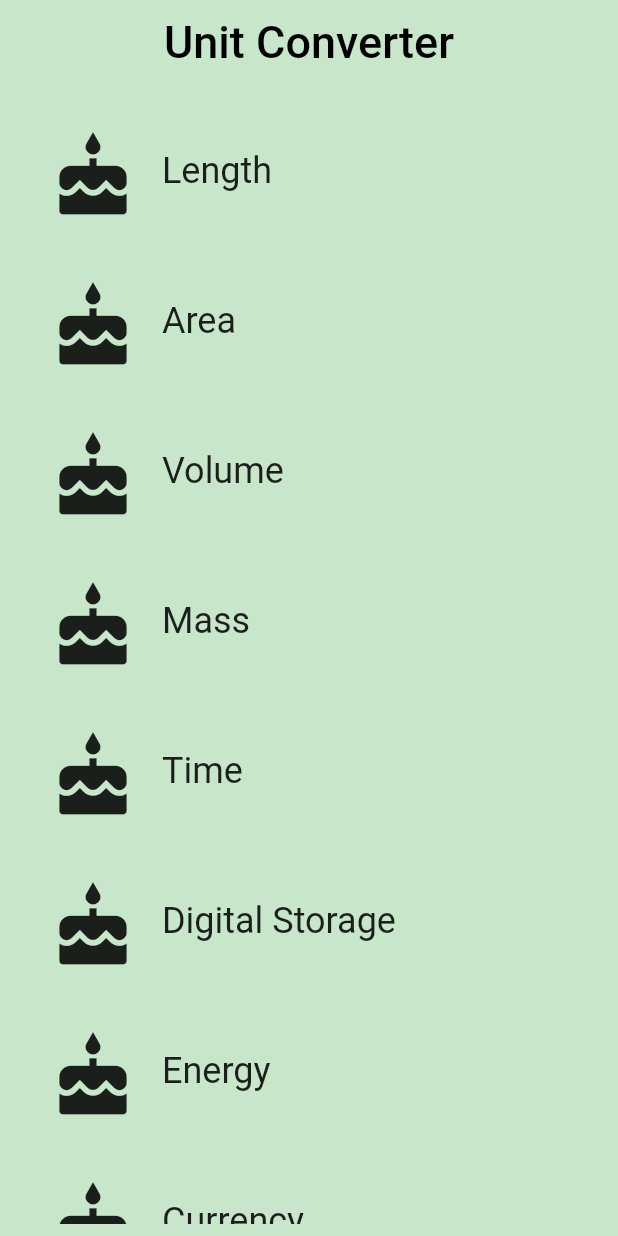
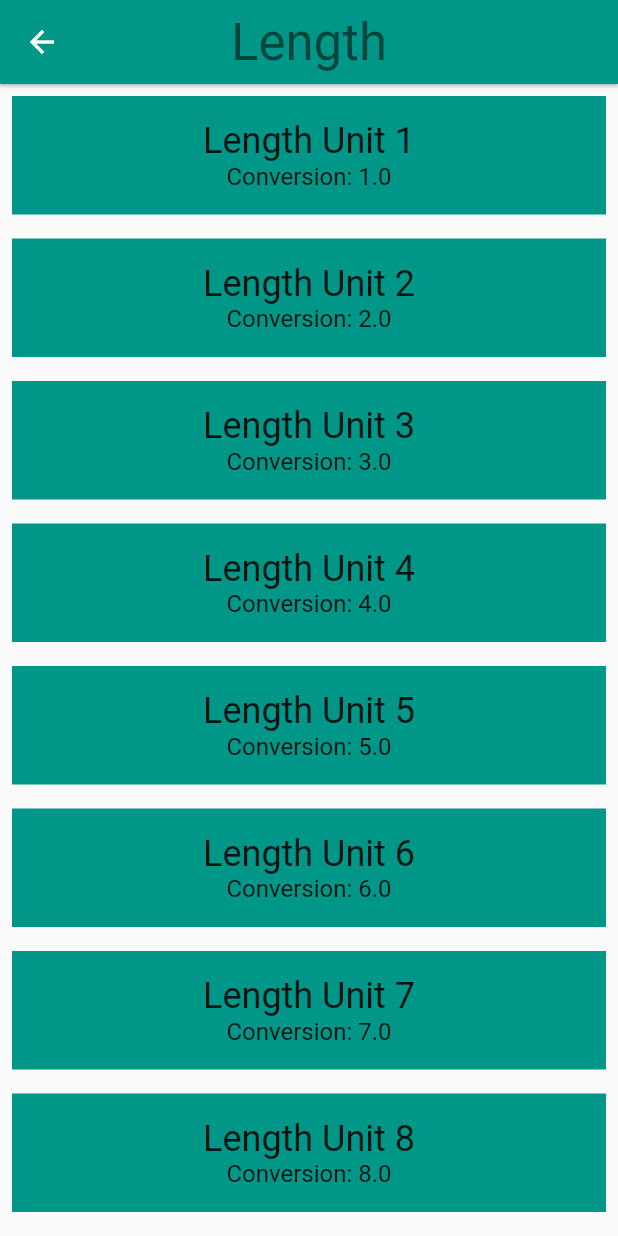
Before and after one commit to victorgvieira/UdacityBuildNativeMobileAppswithFlutter, a Flutter app: the screen it shows after launch, after a tap on "Length", on a phone screen of 412 x 824 dp. Run offline on Flutter 3.47's test engine with Material 2 defaults, Android fonts, the phone set to English and light mode, and no system bars.

Commit message:
:sparkle: Quiz: Code Navigation for the Unit Converter

```diff
--- a/hello_rectangle/lib/category.dart
+++ b/hello_rectangle/lib/category.dart
@@ -5,6 +5,8 @@
 // To keep your imports tidy, follow the ordering guidelines at
 // https://www.dartlang.org/guides/language/effective-dart/style#ordering
 import 'package:flutter/material.dart';
+import 'package:hello_rectangle/converter_route.dart';
+import 'package:hello_rectangle/unit.dart';
 import 'package:meta/meta.dart';
 
 /// A custom [Category] widget.
@@ -20,8 +22,10 @@ const _textSize = 24.0;
 class Category extends StatelessWidget {
   final String categoryName;
   final IconData categoryIcon;
+
   // DONE Step 3.6: This type was changed in order accept MaterialColor and MaterialAccentColor
   final ColorSwatch categoryColor;
+  final List<Unit> units;
 
   /// Creates a [Category].
   ///
@@ -29,13 +33,41 @@ class Category extends StatelessWidget {
   /// the UI, and the icon that represents it (e.g. a ruler).
   // DONE Step 2.2: You'll need the name, color, and iconLocation from main.dart
   // NOTE: put variables in {} means that they are optional and named
-  const Category(
-      {@required this.categoryName,
-      @required this.categoryIcon,
-      @required this.categoryColor})
-      : assert(categoryColor != null),
-        assert(categoryName != null),
-        assert(categoryIcon != null);
+  const Category({
+    Key key,
+    @required this.categoryName,
+    @required this.categoryColor,
+    @required this.categoryIcon,
+    @required this.units,
+  })  : assert(categoryName != null),
+        assert(categoryColor != null),
+        assert(categoryIcon != null),
+        assert(units != null),
+        super(key: key);
+
+  /// Navigates to the [ConverterRoute].
+  void _navigateToConverter(BuildContext context) {
+    // DONE 4.0: Using the Navigator, navigate to the [ConverterRoute]
+    Navigator.push(context, MaterialPageRoute(
+      builder: (BuildContext context) {
+        return Scaffold(
+          appBar: AppBar(
+            centerTitle: true,
+            backgroundColor: categoryColor,
+            elevation: 1.0,
+            title: Text(
+              categoryName,
+              style: Theme.of(context).textTheme.display1,
+            ),
+          ),
+          body: ConverterRoute(
+            color: categoryColor,
+            units: units,
+          ),
+        );
+      },
+    ));
+  }
 
   /// Builds a custom widget that shows [Category] information.
   ///
@@ -55,8 +87,11 @@ class Category extends StatelessWidget {
           padding: EdgeInsets.all(8),
           child: InkWell(
             borderRadius: BorderRadius.circular(_borderRadius),
+            // We can use either the () => function() or the () { function(); }
+            // syntax.
+            // DONE Step 4.1: Update this onTap property to call _navigateToConverter()
             onTap: () {
-              print('I was tapped!');
+              _navigateToConverter(context);
             },
             splashColor: categoryColor,
             highlightColor: categoryColor,
--- a/hello_rectangle/lib/category_route.dart
+++ b/hello_rectangle/lib/category_route.dart
@@ -7,6 +7,7 @@
 import 'package:flutter/material.dart';
 import 'package:flutter/painting.dart';
 import 'package:hello_rectangle/category.dart';
+import 'package:hello_rectangle/unit.dart';
 
 // DONE 3.2: Define any constants
 final _appBarTitle = "Unit Converter";
@@ -54,8 +55,20 @@ class CategoryRoute extends StatelessWidget {
               categoryName: _categoryNames[index],
               categoryColor: _baseColors[index],
               categoryIcon: Icons.cake,
+              units: _retrieveUnitList(_categoryNames[index]),
             ));
     return result;
+  }
+
+  /// Returns a list of mock [Unit]s.
+  List<Unit> _retrieveUnitList(String categoryName) {
+    return List.generate(10, (int i) {
+      i += 1;
+      return Unit(
+        name: '$categoryName Unit $i',
+        conversion: i.toDouble(),
+      );
+    });
   }
 
   @override
@@ -85,7 +98,7 @@ class CategoryRoute extends StatelessWidget {
         _appBarTitle,
         style: TextStyle(
           fontSize: _appBarFontSize,
-          color: Colors.black
+          color: Colors.black,
         ),
       ),
       centerTitle: true,
--- /dev/null
+++ b/hello_rectangle/lib/converter_route.dart
@@ -0,0 +1,56 @@
+// Copyright 2018 The Chromium Authors. All rights reserved.
+// Use of this source code is governed by a BSD-style license that can be
+// found in the LICENSE file.
+
+import 'package:flutter/material.dart';
+import 'package:hello_rectangle/unit.dart';
+import 'package:meta/meta.dart';
+
+/// Converter screen where users can input amounts to convert.
+///
+/// Currently, it just displays a list of mock units.
+///
+/// While it is named ConverterRoute, a more apt name would be ConverterScreen,
+/// because it is responsible for the UI at the route's destination.
+class ConverterRoute extends StatelessWidget {
+  /// Units for this [Category].
+  final List<Unit> units;
+  final ColorSwatch color;
+
+  /// This [ConverterRoute] requires the color and units to not be null.
+  // DONE Step 4.2: Pass in the [Category]'s color
+  const ConverterRoute({
+    @required this.units,
+    @required this.color,
+  })  : assert(units != null),
+        assert(color != null);
+
+  @override
+  Widget build(BuildContext context) {
+    // Here is just a placeholder for a list of mock units
+    final unitWidgets = units.map((Unit unit) {
+      // DONE Step 4.3: Set the color for this Container
+      return Container(
+        color: this.color,
+        margin: EdgeInsets.all(8.0),
+        padding: EdgeInsets.all(16.0),
+        child: Column(
+          children: <Widget>[
+            Text(
+              unit.name,
+              style: Theme.of(context).textTheme.headline,
+            ),
+            Text(
+              'Conversion: ${unit.conversion}',
+              style: Theme.of(context).textTheme.subhead,
+            ),
+          ],
+        ),
+      );
+    }).toList();
+
+    return ListView(
+      children: unitWidgets,
+    );
+  }
+}
--- a/hello_rectangle/lib/main.dart
+++ b/hello_rectangle/lib/main.dart
@@ -5,9 +5,9 @@
 // You can read about packages here: https://flutter.io/using-packages/
 import 'package:flutter/material.dart';
 import 'package:hello_rectangle/category.dart';
+
+// DONE: Import the CategoryRoute widget
 import 'package:hello_rectangle/category_route.dart';
-
-// TODO: Import the CategoryRoute widget
 
 // You can use a relative import, i.e. `import 'category.dart';` or
 // a package import, as shown below.
--- /dev/null
+++ b/hello_rectangle/lib/unit.dart
@@ -0,0 +1,27 @@
+// Copyright 2018 The Chromium Authors. All rights reserved.
+// Use of this source code is governed by a BSD-style license that can be
+// found in the LICENSE file.
+
+import 'package:meta/meta.dart';
+
+/// Information about a [Unit].
+class Unit {
+  final String name;
+  final double conversion;
+
+  /// A [Unit] stores its name and conversion factor.
+  ///
+  /// An example would be 'Meter' and '1.0'.
+  const Unit({
+    @required this.name,
+    @required this.conversion,
+  })  : assert(name != null),
+        assert(conversion != null);
+
+  /// Creates a [Unit] from a JSON object.
+  Unit.fromJson(Map jsonMap)
+      : assert(jsonMap['name'] != null),
+        assert(jsonMap['conversion'] != null),
+        name = jsonMap['name'],
+        conversion = jsonMap['conversion'].toDouble();
+}
```
